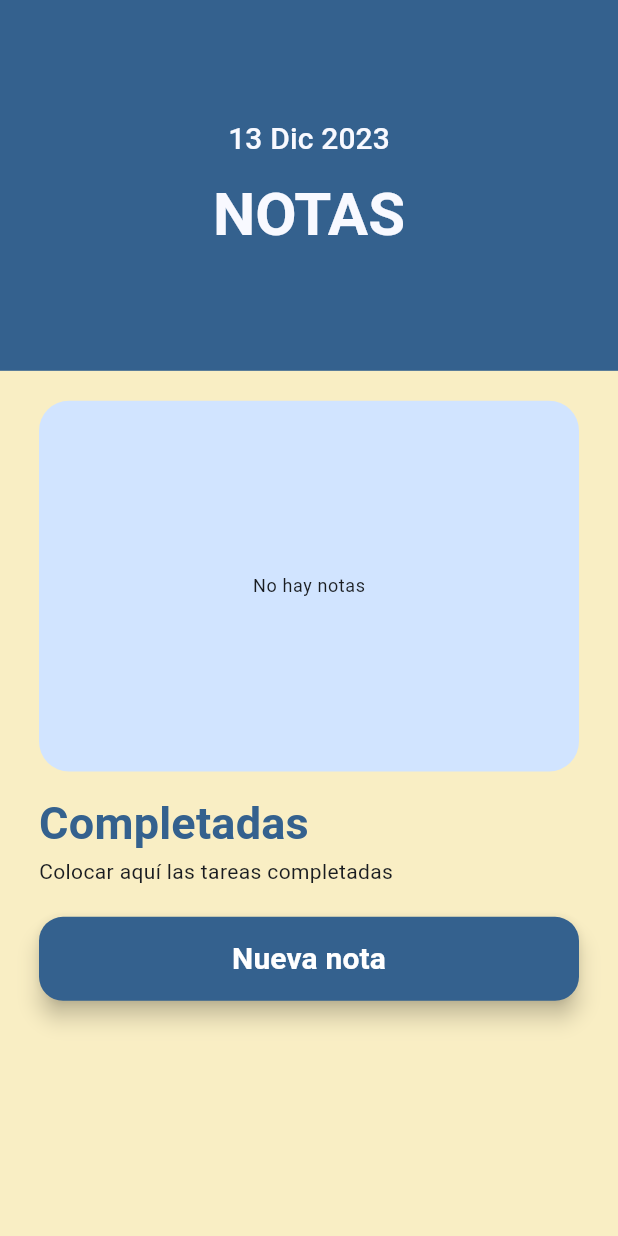
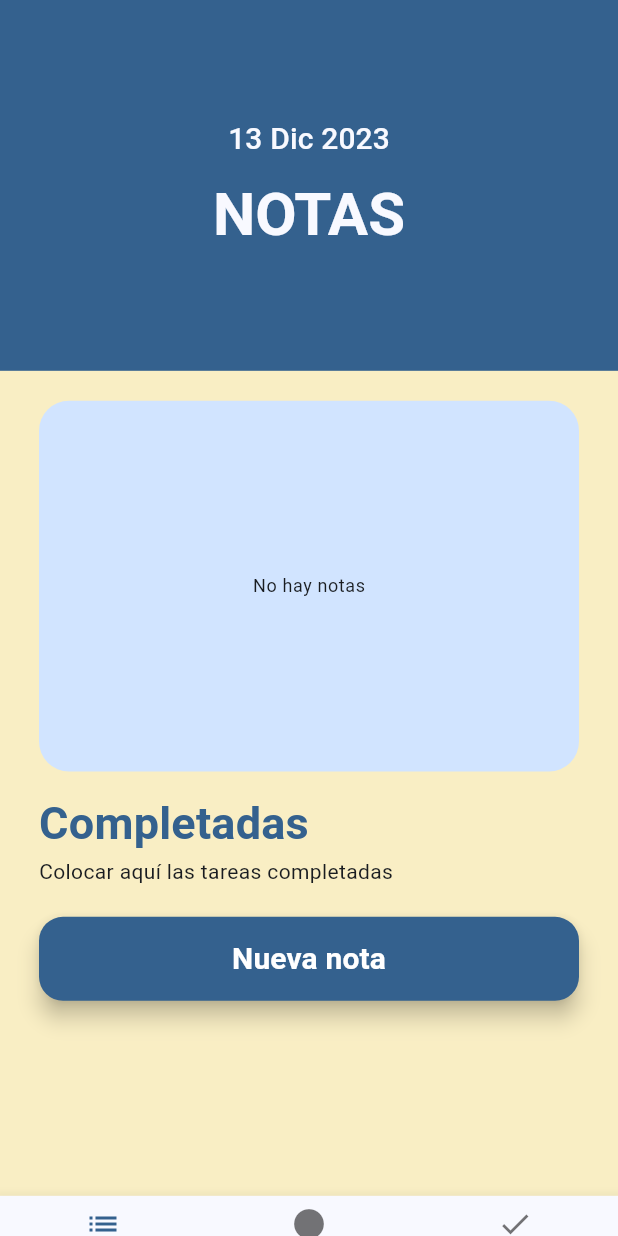
Before and after one commit to LidiaMartMen/Notes-App, a Flutter app: the screen it shows after launch, on a phone screen of 412 x 824 dp. Run offline on Flutter 3.47's test engine with Material 3 defaults, Android fonts, the light colour scheme and no system bars; our stand-ins replace flutter_riverpod, formz, go_router, google_fonts; project files that could hold a hidden picture were left out.

Commit message:
Add bottom menu

```diff
--- a/lib/providers/filters_providers.dart
+++ b/lib/providers/filters_providers.dart
@@ -20,9 +20,9 @@ final filteredNotes = Provider<List<Note2>>((ref) {
   final notes = ref.watch(notesProvider);
 
   switch (filter) {
-    case noteListFilter.completed:
+    case NoteListFilter.completed:
       return notes.where((note) => note.isCompleted).toList();
-    case noteListFilter.active:
+    case NoteListFilter.active:
       return notes.where((note) => !note.isCompleted).toList();
     case NoteListFilter.all: //devuelve todas las notas
       return notes;
--- a/lib/screens/home_screen.dart
+++ b/lib/screens/home_screen.dart
@@ -1,6 +1,7 @@
 import 'package:flutter/material.dart';
 
 import 'package:notes_app_riverpod/utils/extensions.dart';
+import 'package:notes_app_riverpod/widgets/bottom_menu.dart';
 import 'package:notes_app_riverpod/widgets/widgets.dart';
 
 class HomeScreen extends StatelessWidget {
@@ -48,6 +49,7 @@ class HomeScreen extends StatelessWidget {
                 height: 550,
                 child: VerticalListNotes(),
                 ),
+            const BottomMenu(),
           ],
         ));
   }
--- /dev/null
+++ b/lib/widgets/bottom_menu.dart
@@ -0,0 +1,33 @@
+import 'package:flutter/material.dart';
+
+class BottomMenu extends StatelessWidget {
+  const BottomMenu({super.key});
+
+  @override
+  Widget build(BuildContext context) {
+
+    final colors = Theme.of(context).colorScheme;
+
+    return BottomNavigationBar(
+      items: const <BottomNavigationBarItem>[
+        BottomNavigationBarItem(
+          icon: Icon(Icons.list),
+          label: 'All',
+          tooltip: 'All'
+        ),
+        BottomNavigationBarItem(
+          icon: Icon(Icons.circle),
+          label: 'Active',
+          tooltip: 'Active',
+        ),
+        BottomNavigationBarItem(
+          icon: Icon(Icons.done),
+          label: 'Completed',
+          tooltip: 'Completed',
+        ),
+      ],
+      //currentIndex: currentIndex(),
+      selectedItemColor: colors.primary,
+      );
+  }
+}
```
